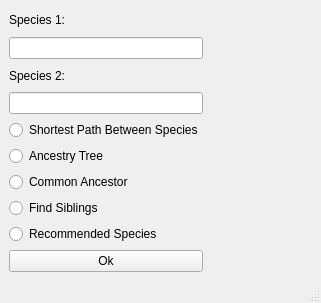
Before: the Qt Designer form mainwindow.ui in liamnegron3/COP3530_Project3, drawn with Qt 5.
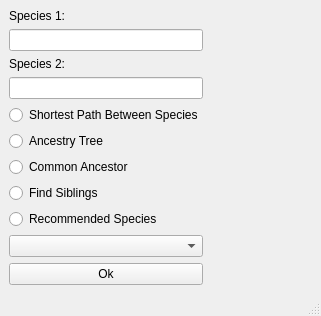
After: the same form once the commit is applied.

Patch:
```diff
--- a/mainwindow.ui
+++ b/mainwindow.ui
@@ -84,6 +84,9 @@
         </property>
        </widget>
       </item>
+      <item>
+       <widget class="QComboBox" name="comboBox"/>
+      </item>
      </layout>
     </item>
     <item row="6" column="0">
```
